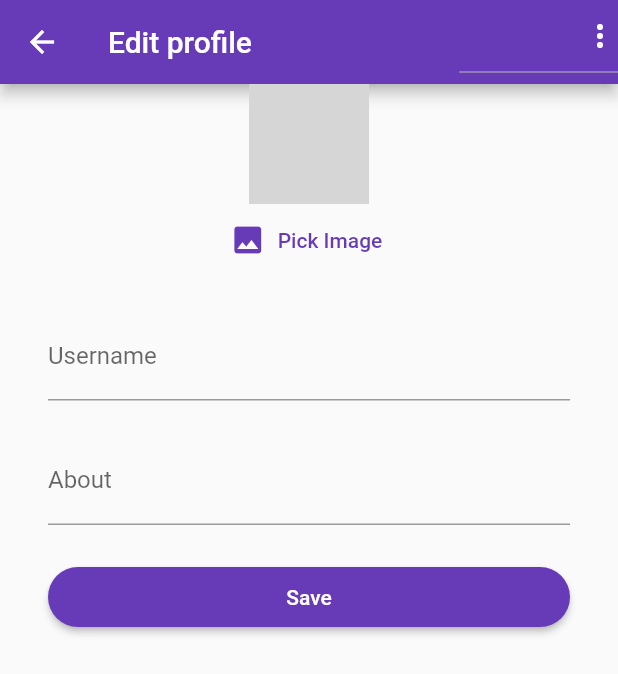
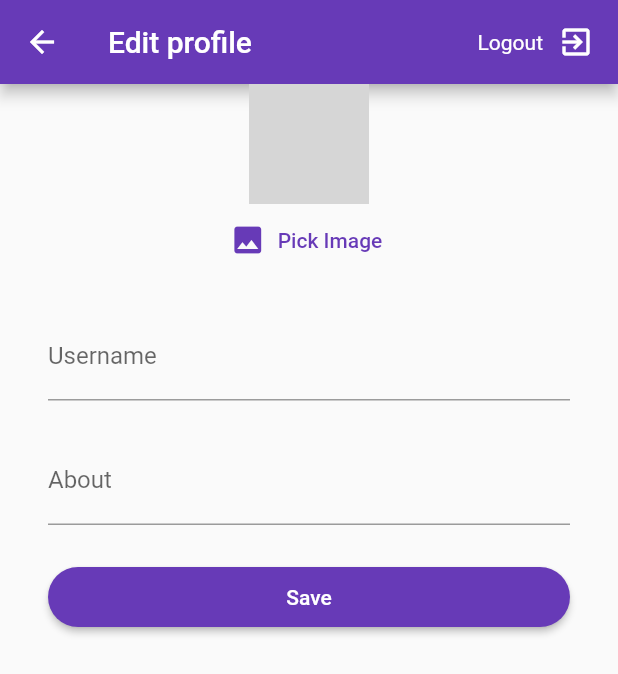
Before and after one commit to natasa06051992/velemajstor, a Flutter app: the EditProfilePage screen opened directly with empty values, on a phone screen of 412 x 824 dp. Shown: the top 674 px of the screen. Run offline on Flutter 3.47's test engine with Material 2 defaults, Android fonts, the light colour scheme and no system bars; our stand-ins replace cloud_firestore, firebase_auth, firebase_core, firebase_storage, google_sign_in, image_picker; accounts and stored records are empty; grey boxes are pictures that could not be loaded.

```diff
--- a/lib/screens/chat_screen.dart
+++ b/lib/screens/chat_screen.dart
@@ -1,5 +1,4 @@
 import 'package:flutter/material.dart';
-import 'package:firebase_auth/firebase_auth.dart';
 import 'package:velemajstor/widgets/app_bar.dart';
 import 'package:velemajstor/widgets/chat/messages.dart';
 import 'package:velemajstor/widgets/chat/new_message.dart';
--- a/lib/screens/tabs_screen.dart
+++ b/lib/screens/tabs_screen.dart
@@ -3,6 +3,7 @@ import 'dart:io';
 import 'package:cloud_firestore/cloud_firestore.dart';
 import 'package:firebase_auth/firebase_auth.dart';
 import 'package:flutter/material.dart';
+import 'package:velemajstor/screens/chatRoom.dart';
 import 'package:velemajstor/screens/chat_screen.dart';
 import 'package:velemajstor/screens/profile_screen.dart';
 import 'package:velemajstor/model/user.dart' as us;
@@ -36,7 +37,7 @@ class _TabsScreenState extends State<TabsScreen> {
   void initState() {
     getImage().then((value) {
       pages = [
-        {'page': ChatScreen(), 'title': 'Chat'},
+        {'page': ChatRoom(), 'title': 'Chat'},
         {
           'page': ProfileScreen(us.User(
             imagePath: user.photoURL,
--- a/lib/widgets/app_bar.dart
+++ b/lib/widgets/app_bar.dart
@@ -1,38 +1,29 @@
 import 'package:firebase_auth/firebase_auth.dart';
 import 'package:flutter/material.dart';
+import 'package:velemajstor/screens/auth_screen.dart';
 
 PreferredSizeWidget buildAppBar(BuildContext context, String title) {
   return AppBar(
     title: Text(title),
     actions: [
-      DropdownButton(
-        icon: Icon(
-          Icons.more_vert,
-          color: Theme.of(context).primaryIconTheme.color,
-        ),
-        items: [
-          DropdownMenuItem(
-            child: Container(
-              child: Row(
-                children: <Widget>[
-                  Icon(
-                    Icons.exit_to_app,
-                    color: Theme.of(context).primaryColor,
-                  ),
-                  SizedBox(width: 8),
-                  Text('Logout'),
-                ],
-              ),
-            ),
-            value: 'logout',
-          ),
-        ],
-        onChanged: (itemIdentifier) {
-          if (itemIdentifier == 'logout') {
-            FirebaseAuth.instance.signOut();
-          }
+      GestureDetector(
+        onTap: () {
+          FirebaseAuth.instance.signOut();
+          // Navigator.push(
+          //     context, MaterialPageRoute(builder: (context) => AuthScreen()));
         },
-      ),
+        child: Container(
+            padding: EdgeInsets.symmetric(horizontal: 16),
+            child: Row(
+              children: [
+                Text('Logout'),
+                SizedBox(
+                  width: 10,
+                ),
+                Icon(Icons.exit_to_app),
+              ],
+            )),
+      )
     ],
   );
 }
```
Also changed, not shown: lib/screens/chatRoom.dart (added, +43 -0 lines), lib/screens/search.dart (added, +15 -0 lines).
